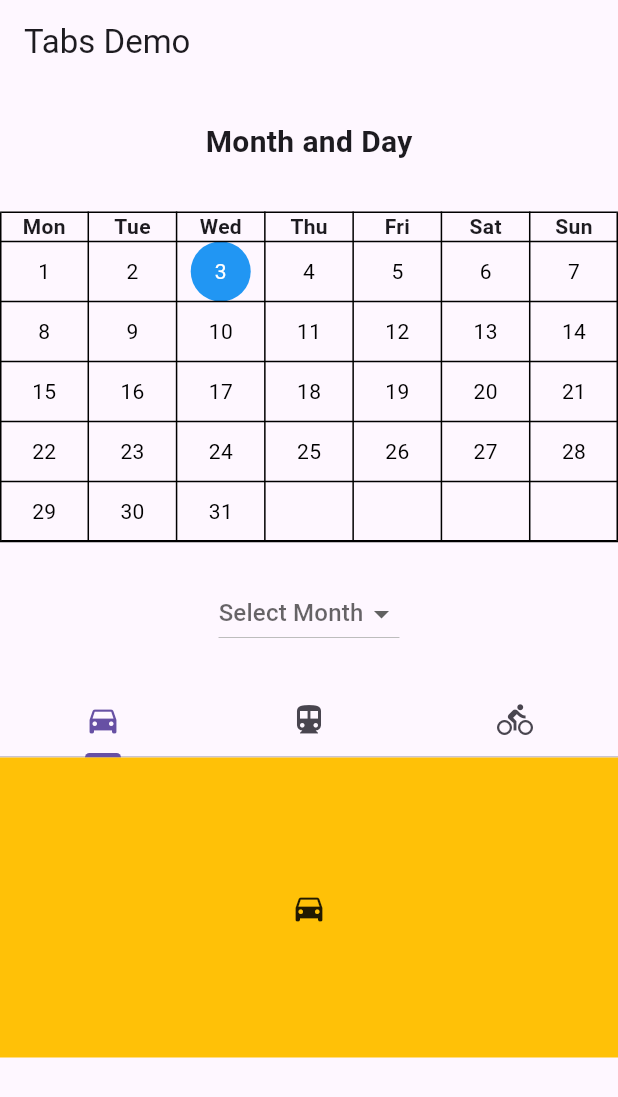
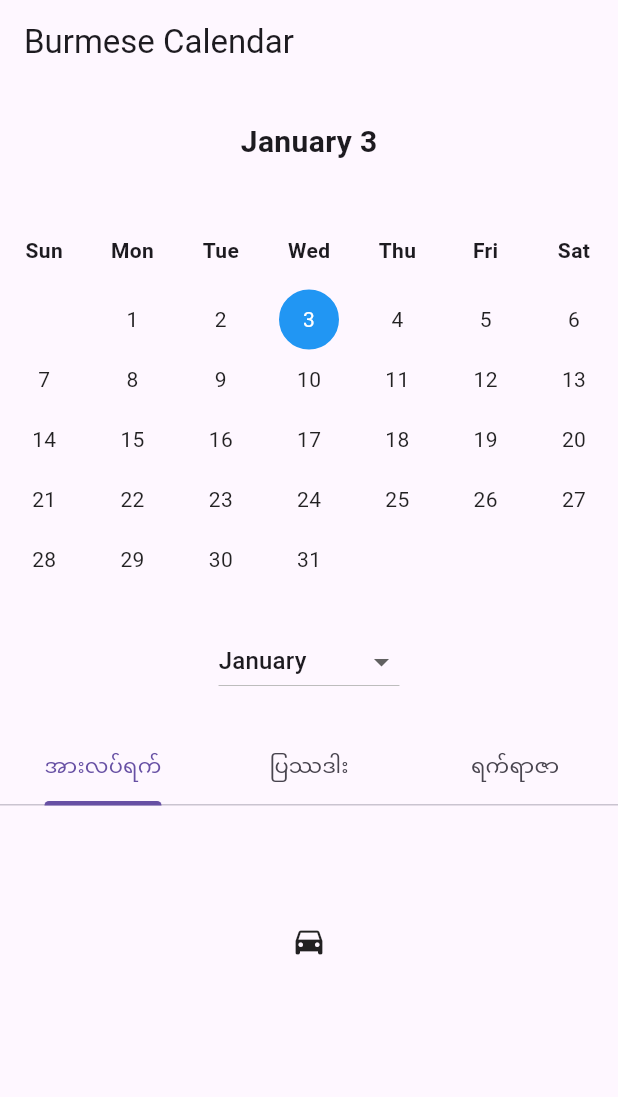
Before and after one commit to nedah-2/burmese-calendar, a Flutter app: the screen it shows after launch, on a phone screen of 412 x 824 dp. Shown: the top 1097 px of the screen. Run offline on Flutter 3.47's test engine with Material 3 defaults, Android fonts, the phone set to English and light mode, and no system bars.

Commit message:
Fixed the calendar format and link the on tap function with the text

```diff
--- a/lib/main.dart
+++ b/lib/main.dart
@@ -24,73 +24,62 @@ class MyCalendar extends StatefulWidget {
 
 class _MyCalendarState extends State<MyCalendar> {
   DateTime selectedDate = DateTime.now();
+  int selectedMonthIndex = DateTime.now().month - 1;
+
   @override
   Widget build(BuildContext context) {
     return DefaultTabController(
       length: 3,
       child: Scaffold(
         appBar: AppBar(
-          title: const Text('Tabs Demo'),
+          title: const Text('Burmese Calendar'),
         ),
-        body: Column(
+        body: SingleChildScrollView(
+          child: Column(
             children: [
               const SizedBox(height: 24),
-            const Center(
+              Center(
                 child: Text(
-                'Month and Day',
-                style: TextStyle(fontSize: 20, fontWeight: FontWeight.bold),
+                  '${getMonthName(selectedMonthIndex + 1)} ${selectedDate.day}',
+                  style: const TextStyle(
+                      fontSize: 20, fontWeight: FontWeight.bold),
                 ),
               ),
-
               const SizedBox(height: 32),
-
               buildCalendar(),
-
               const SizedBox(height: 24),
-
-            // Month Dropdown
-            DropdownButton<String>(
-              items: <String>[
-                'January',
-                'February',
-                'March',
-                'April',
-                'May',
-                'June',
-                'July',
-                'August',
-                'September',
-                'October',
-                'November',
-                'December'
-              ].map((String value) {
-                return DropdownMenuItem<String>(
-                  value: value,
-                  child: Text(value),
-                );
-              }).toList(),
-              onChanged: (String? newValue) {
-                // Handle dropdown value change
-                print('Selected Month: $newValue');
-                // Add your logic here to update the UI or perform any actions based on the selected month
+              DropdownButton<int>(
+                value: selectedMonthIndex,
+                items: List.generate(
+                  12,
+                  (index) => DropdownMenuItem<int>(
+                    value: index,
+                    child: Text(getMonthName(index + 1)),
+                  ),
+                ),
+                onChanged: (int? newValue) {
+                  setState(() {
+                    selectedMonthIndex = newValue!;
+                    selectedDate = DateTime(selectedDate.year,
+                        selectedMonthIndex + 1, selectedDate.day);
+                  });
+                  print(
+                      'Selected Month: ${getMonthName(selectedMonthIndex + 1)}');
                 },
                 hint: const Text('Select Month'),
               ),
-
               const SizedBox(height: 24),
-
               const TabBar(
                 tabs: [
-                Tab(icon: Icon(Icons.directions_car)),
-                Tab(icon: Icon(Icons.directions_transit)),
-                Tab(icon: Icon(Icons.directions_bike)),
+                  Tab(text: 'အားလပ်ရက်'),
+                  Tab(text: 'ပြဿဒါး'),
+                  Tab(text: 'ရက်ရာဇာ'),
                 ],
               ),
-            Container(
-              color: Colors.amber,
+              const SizedBox(
                 width: double.infinity,
-              height: 200,
-              child: const TabBarView(
+                height: 180,
+                child: TabBarView(
                   children: [
                     Icon(Icons.directions_car),
                     Icon(Icons.directions_transit),
@@ -101,55 +90,52 @@ class _MyCalendarState extends State<MyCalendar> {
             ],
           ),
         ),
+      ),
     );
   }
 
   Widget buildCalendar() {
-    // Get the first and last day of the month
+    DateTime today = DateTime.now();
     DateTime firstDayOfMonth =
-        DateTime(selectedDate.year, selectedDate.month, 1);
+        DateTime(selectedDate.year, selectedMonthIndex + 1, 1);
     DateTime lastDayOfMonth =
-        DateTime(selectedDate.year, selectedDate.month + 1, 0);
+        DateTime(selectedDate.year, selectedMonthIndex + 2, 0);
 
-    // Calculate the number of days to display
     int numberOfDays = lastDayOfMonth.day;
-
-    // Determine the weekday of the first day of the month
     int startingWeekday = firstDayOfMonth.weekday;
 
-    // Create a list to represent the calendar rows
     List<TableRow> calendarRows = [];
 
-    // Create the header row with day names
     calendarRows.add(
       TableRow(
         children: List.generate(
           7,
           (index) => Center(
+            child: Padding(
+              padding: const EdgeInsets.symmetric(vertical: 16),
               child: Text(
-              getAbbreviatedDayName(index + 1),
-              style: TextStyle(fontWeight: FontWeight.bold),
+                getAbbreviatedDayName((index)), // Adjust day order
+                style: const TextStyle(fontWeight: FontWeight.bold),
+              ),
             ),
           ),
         ),
       ),
     );
 
-    // Create the calendar rows
     for (int i = 0; i < 6; i++) {
-      // Create a list to represent a week in the calendar
       List<Widget> weekWidgets = [];
 
-      // Fill in the days for the week
       for (int j = 1; j <= 7; j++) {
-        int dayValue = i * 7 + j - startingWeekday + 1;
+        int dayValue = i * 7 + j - startingWeekday;
 
         if (dayValue > 0 && dayValue <= numberOfDays) {
-          // Display the day as a button
+          DateTime currentDate =
+              DateTime(selectedDate.year, selectedMonthIndex + 1, dayValue);
+
           weekWidgets.add(
             GestureDetector(
               onTap: () {
-                // Handle day tap
                 onDayTap(dayValue);
               },
               child: Container(
@@ -158,40 +144,52 @@ class _MyCalendarState extends State<MyCalendar> {
                 alignment: Alignment.center,
                 decoration: BoxDecoration(
                   shape: BoxShape.circle,
-                  color: isSameDay(selectedDate, dayValue)
-                      ? Colors.blue // Highlight selected day
-                      : Colors.transparent,
+                  color: isSameMonth(currentDate, today)
+                      ? isSameDay(today, dayValue)
+                          ? Colors.blue
+                          : Colors.transparent
+                      : null,
+                  border: isSameMonth(currentDate, selectedDate)
+                      ? isSameDay(selectedDate, dayValue)
+                          ? Border.all(color: Colors.blue, width: 2.0)
+                          : null
+                      : null,
                 ),
                 child: Text(
                   '$dayValue',
                   style: TextStyle(
-                    color: isSameDay(selectedDate, dayValue)
-                        ? Colors.white // Text color for selected day
-                        : Colors.black,
+                    color: isSameMonth(currentDate, today)
+                        ? isSameDay(today, dayValue)
+                            ? Colors.white
+                            : Colors.black87
+                        : isSameMonth(currentDate, selectedDate)
+                            ? isSameDay(selectedDate, dayValue)
+                                ? Colors.blue
+                                : Colors.black87
+                            : Colors.black87,
                   ),
                 ),
               ),
             ),
           );
         } else {
-          // Display an empty cell for days outside the current month
-          weekWidgets.add(Container());
+          weekWidgets.add(Container(color: Colors.red));
         }
       }
 
-      // Add the week to the list of calendar rows
       calendarRows.add(TableRow(children: weekWidgets));
     }
 
-    // Return the calendar as a Table
     return Table(
-      border: TableBorder.all(),
       children: calendarRows,
     );
   }
 
+  bool isSameMonth(DateTime date1, DateTime date2) {
+    return date1.year == date2.year && date1.month == date2.month;
+  }
+
   void onDayTap(int day) {
-    // Update the selected date when a day is tapped
     setState(() {
       selectedDate = DateTime(selectedDate.year, selectedDate.month, day);
     });
@@ -199,22 +197,52 @@ class _MyCalendarState extends State<MyCalendar> {
   }
 
   String getAbbreviatedDayName(int day) {
-    // Convert the day number to an abbreviated day name
     switch (day) {
-      case DateTime.monday:
+      case 0:
+        return 'Sun';
+      case 1:
         return 'Mon';
-      case DateTime.tuesday:
+      case 2:
         return 'Tue';
-      case DateTime.wednesday:
+      case 3:
         return 'Wed';
-      case DateTime.thursday:
+      case 4:
         return 'Thu';
-      case DateTime.friday:
+      case 5:
         return 'Fri';
-      case DateTime.saturday:
+      case 6:
         return 'Sat';
-      case DateTime.sunday:
-        return 'Sun';
+      default:
+        return '';
+    }
+  }
+
+  String getMonthName(int month) {
+    switch (month) {
+      case 1:
+        return 'January';
+      case 2:
+        return 'February';
+      case 3:
+        return 'March';
+      case 4:
+        return 'April';
+      case 5:
+        return 'May';
+      case 6:
+        return 'June';
+      case 7:
+        return 'July';
+      case 8:
+        return 'August';
+      case 9:
+        return 'September';
+      case 10:
+        return 'October';
+      case 11:
+        return 'November';
+      case 12:
+        return 'December';
       default:
         return '';
     }
```
Also changed, not shown: pubspec.lock. Lines whose indentation alone changed are shown as unchanged.
